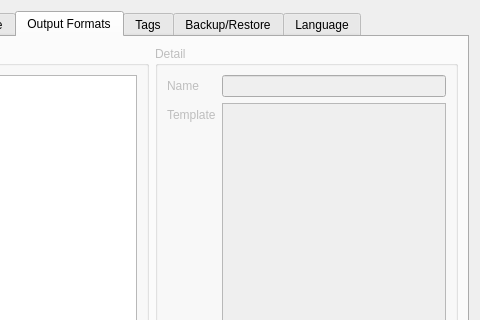
klesh/fu, file src/configdialog.ui: the form before one commit; both pictures show x 120 to 600 and y 0 to 320 of the 600 by 600 pixel window.
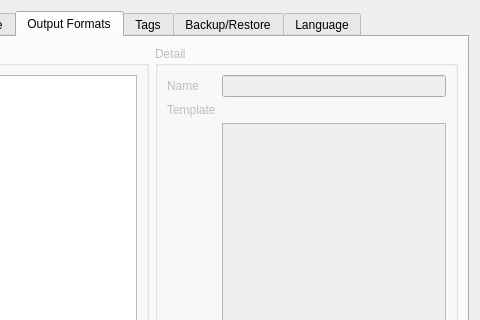
The form after the commit. The open tabs and pages were chosen to show the change. Custom widgets are drawn as their Qt base class.

Commit message: [bugfix] template field should be using plain text editor

```diff
--- a/src/configdialog.ui
+++ b/src/configdialog.ui
@@ -580,14 +580,7 @@
               </property>
              </widget>
             </item>
-            <item row="1" column="1">
-             <widget class="QTextEdit" name="txtFormatTemplate">
-              <property name="acceptRichText">
-               <bool>false</bool>
-              </property>
-             </widget>
-            </item>
-            <item row="2" column="1">
+            <item row="3" column="1">
              <widget class="QLabel" name="lblFormatTemplateHint">
               <property name="text">
                <string>&lt;html&gt;&lt;head/&gt;&lt;body&gt;&lt;p&gt;i.e.&lt;/p&gt;&lt;p&gt;&lt;span style=&quot; font-weight:600;&quot;&gt;&amp;lt;img src=&amp;quot;%1&amp;quot; alt=&amp;quot;%2&amp;quot;&amp;gt;&lt;/span&gt;&lt;/p&gt;&lt;p&gt;%1 will be replaced with &amp;quot;Protocol Output&amp;quot; (normally a URL)&lt;/p&gt;&lt;p&gt;%2 will be replaced with the Description&lt;/p&gt;&lt;/body&gt;&lt;/html&gt;</string>
@@ -600,6 +593,9 @@
               </property>
              </widget>
             </item>
+            <item row="2" column="1">
+             <widget class="QPlainTextEdit" name="txtFormatTemplate"/>
+            </item>
            </layout>
           </item>
           <item>
```
Left out of the diff: 2 changed lines with no effect on the pictures. The commit also changes 1 other file.
